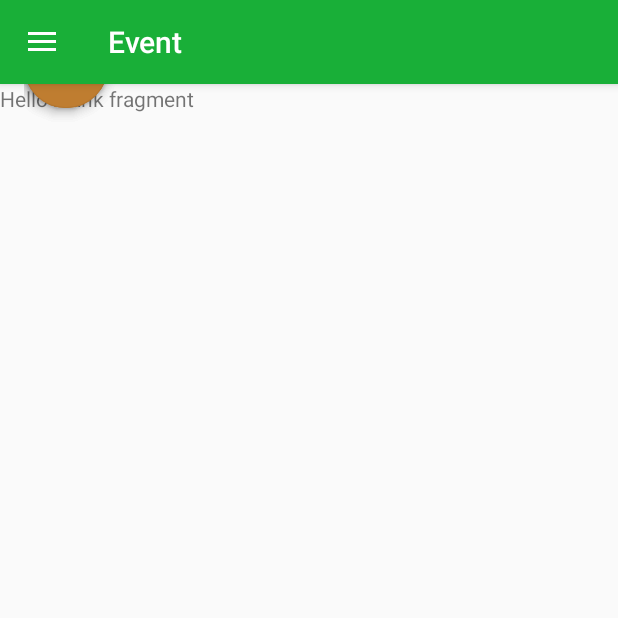
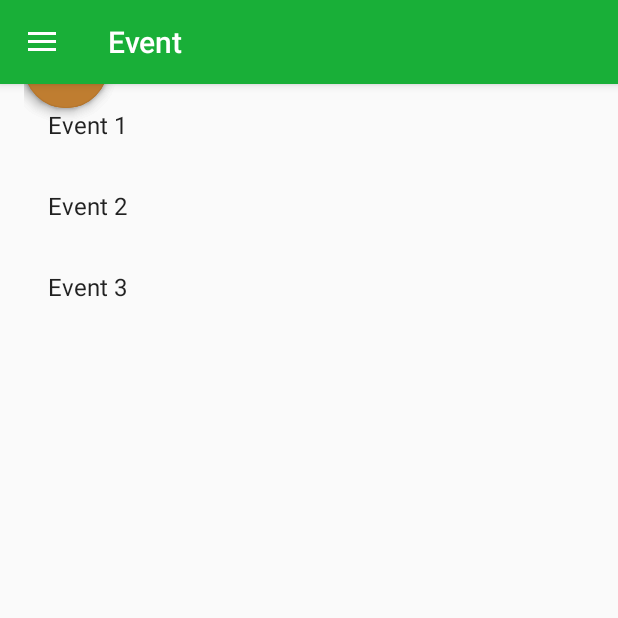
Before and after one commit to ugikmat/Col-LAB, an Android app: the screen it shows after launch once a user with an empty profile is signed in (MainActivity), in the side drawer, after a tap on "My Event", on a phone screen of 412 x 824 dp, the top half of it. Run offline under Robolectric (Android 15) with nearby library versions, the phone set to English and light mode, and no system bars; our stand-ins replace Firebase (no records; nobody signed in at launch, a user with empty details on screens opened directly); libraries missing offline, so code that uses them is left out: com.robertlevonyan.views; plain views replace FloatingActionButton, FloatingLayout; 6 statements that could not run were skipped.

Commit message:
Implement RecyclerView on Event and Agenda Fragment

```diff
--- a/app/src/main/java/id/poros/filkom/col_lab/AgendaFragment.java
+++ b/app/src/main/java/id/poros/filkom/col_lab/AgendaFragment.java
@@ -1,11 +1,21 @@
 package id.poros.filkom.col_lab;
 
 
+import android.content.Context;
 import android.os.Bundle;
 import android.support.v4.app.Fragment;
+import android.support.v7.widget.GridLayoutManager;
+import android.support.v7.widget.LinearLayoutManager;
+import android.support.v7.widget.RecyclerView;
 import android.view.LayoutInflater;
 import android.view.View;
 import android.view.ViewGroup;
+
+import id.poros.filkom.col_lab.adapter.AgendaRecyclerViewAdapter;
+import id.poros.filkom.col_lab.adapter.MyOrgRecyclerViewAdapter;
+import id.poros.filkom.col_lab.inter.OnFragmentInteractionListener;
+import id.poros.filkom.col_lab.model.AgendaContent;
+import id.poros.filkom.col_lab.model.OrganizationContent;
 
 
 /**
@@ -13,6 +23,9 @@ import android.view.ViewGroup;
  */
 public class AgendaFragment extends Fragment {
 
+    private int mColumnCount = 1;
+
+    private OnFragmentInteractionListener mListener;
 
     public AgendaFragment() {
         // Required empty public constructor
@@ -22,8 +35,39 @@ public class AgendaFragment extends Fragment {
     @Override
     public View onCreateView(LayoutInflater inflater, ViewGroup container,
                              Bundle savedInstanceState) {
-        // Inflate the layout for this fragment
-        return inflater.inflate(R.layout.fragment_agenda, container, false);
+        View view = inflater.inflate(R.layout.fragment_agenda, container, false);
+
+        // Set the adapter
+        if (view instanceof RecyclerView) {
+            Context context = view.getContext();
+            RecyclerView recyclerView = (RecyclerView) view;
+            if (mColumnCount <= 1) {
+                recyclerView.setLayoutManager(new LinearLayoutManager(context));
+            } else {
+                recyclerView.setLayoutManager(new GridLayoutManager(context, mColumnCount));
+            }
+            recyclerView.setAdapter(new AgendaRecyclerViewAdapter(AgendaContent.ITEMS, mListener));
+        }
+
+        return view;
+    }
+
+
+    @Override
+    public void onAttach(Context context) {
+        super.onAttach(context);
+        if (context instanceof OnFragmentInteractionListener) {
+            mListener = (OnFragmentInteractionListener) context;
+        } else {
+            throw new RuntimeException(context.toString()
+                    + " must implement OnListFragmentInteractionListener");
+        }
+    }
+
+    @Override
+    public void onDetach() {
+        super.onDetach();
+        mListener = null;
     }
 
 }
--- a/app/src/main/java/id/poros/filkom/col_lab/EventFragment.java
+++ b/app/src/main/java/id/poros/filkom/col_lab/EventFragment.java
@@ -1,13 +1,29 @@
 package id.poros.filkom.col_lab;
 
+import android.content.Context;
 import android.os.Bundle;
 import android.support.v4.app.Fragment;
+import android.support.v7.widget.GridLayoutManager;
+import android.support.v7.widget.LinearLayoutManager;
+import android.support.v7.widget.RecyclerView;
 import android.view.LayoutInflater;
 import android.view.View;
 import android.view.ViewGroup;
 
+import id.poros.filkom.col_lab.adapter.EventRecyclerViewAdapter;
+import id.poros.filkom.col_lab.adapter.MyOrgRecyclerViewAdapter;
+import id.poros.filkom.col_lab.inter.OnFragmentInteractionListener;
+import id.poros.filkom.col_lab.model.EventContent;
+import id.poros.filkom.col_lab.model.OrganizationContent;
+
 
 public class EventFragment extends Fragment {
+
+    // TODO: Customize parameters
+    private int mColumnCount = 1;
+
+    private OnFragmentInteractionListener mListener;
+
 
     public EventFragment() {
         // Required empty public constructor
@@ -21,7 +37,38 @@ public class EventFragment extends Fragment {
     @Override
     public View onCreateView(LayoutInflater inflater, ViewGroup container,
                              Bundle savedInstanceState) {
-        // Inflate the layout for this fragment
-        return inflater.inflate(R.layout.fragment_event, container, false);
+        View view = inflater.inflate(R.layout.fragment_event, container, false);
+
+        // Set the adapter
+        if (view instanceof RecyclerView) {
+            Context context = view.getContext();
+            RecyclerView recyclerView = (RecyclerView) view;
+            if (mColumnCount <= 1) {
+                recyclerView.setLayoutManager(new LinearLayoutManager(context));
+            } else {
+                recyclerView.setLayoutManager(new GridLayoutManager(context, mColumnCount));
+            }
+            recyclerView.setAdapter(new EventRecyclerViewAdapter(EventContent.ITEMS, mListener));
+        }
+
+        return view;
+    }
+
+
+    @Override
+    public void onAttach(Context context) {
+        super.onAttach(context);
+        if (context instanceof OnFragmentInteractionListener) {
+            mListener = (OnFragmentInteractionListener) context;
+        } else {
+            throw new RuntimeException(context.toString()
+                    + " must implement OnListFragmentInteractionListener");
+        }
+    }
+
+    @Override
+    public void onDetach() {
+        super.onDetach();
+        mListener = null;
     }
 }
--- a/app/src/main/java/id/poros/filkom/col_lab/MainActivity.java
+++ b/app/src/main/java/id/poros/filkom/col_lab/MainActivity.java
@@ -19,6 +19,8 @@ import com.google.firebase.auth.FirebaseAuth;
 import com.robertlevonyan.views.customfloatingactionbutton.FloatingLayout;
 
 import id.poros.filkom.col_lab.inter.OnFragmentInteractionListener;
+import id.poros.filkom.col_lab.model.AgendaContent;
+import id.poros.filkom.col_lab.model.EventContent;
 import id.poros.filkom.col_lab.model.OrganizationContent;
 
 public class MainActivity extends AppCompatActivity
@@ -219,4 +221,14 @@ public class MainActivity extends AppCompatActivity
     public void onListFragmentInteraction(OrganizationContent.OrganizationItem item) {
 
     }
+
+    @Override
+    public void onListFragmentInteraction(AgendaContent.AgendaItem item) {
+
+    }
+
+    @Override
+    public void onListFragmentInteraction(EventContent.EventItem item) {
+
+    }
 }
--- a/app/src/main/java/id/poros/filkom/col_lab/OrgFragment.java
+++ b/app/src/main/java/id/poros/filkom/col_lab/OrgFragment.java
@@ -27,7 +27,6 @@ public class OrgFragment extends Fragment {
 
     private OnFragmentInteractionListener mListener;
 
-    public static final String TAG = OrgFragment.class.getSimpleName();
 
     /**
      * Mandatory empty constructor for the fragment manager to instantiate the
--- /dev/null
+++ b/app/src/main/java/id/poros/filkom/col_lab/adapter/AgendaRecyclerViewAdapter.java
@@ -0,0 +1,70 @@
+package id.poros.filkom.col_lab.adapter;
+
+import android.support.v7.widget.RecyclerView;
+import android.view.LayoutInflater;
+import android.view.View;
+import android.view.ViewGroup;
+import android.widget.TextView;
+
+import java.util.List;
+
+import id.poros.filkom.col_lab.R;
+import id.poros.filkom.col_lab.inter.OnFragmentInteractionListener;
+import id.poros.filkom.col_lab.model.AgendaContent.AgendaItem;
+
+public class AgendaRecyclerViewAdapter extends RecyclerView.Adapter<AgendaRecyclerViewAdapter.ViewHolder> {
+
+    private final List<AgendaItem> mValues;
+    private final OnFragmentInteractionListener mListener;
+
+    public AgendaRecyclerViewAdapter(List<AgendaItem> items, OnFragmentInteractionListener listener) {
+        mValues = items;
+        mListener = listener;
+    }
+
+    @Override
+    public ViewHolder onCreateViewHolder(ViewGroup parent, int viewType) {
+        View view = LayoutInflater.from(parent.getContext())
+                .inflate(R.layout.fragment_org, parent, false);
+        return new ViewHolder(view);
+    }
+
+    @Override
+    public void onBindViewHolder(final ViewHolder holder, int position) {
+        holder.mItem = mValues.get(position);
+        holder.mName.setText(mValues.get(position).name);
+
+        holder.mView.setOnClickListener(new View.OnClickListener() {
+            @Override
+            public void onClick(View v) {
+                if (null != mListener) {
+                    // Notify the active callbacks interface (the activity, if the
+                    // fragment is attached to one) that an item has been selected.
+                    mListener.onListFragmentInteraction(holder.mItem);
+                }
+            }
+        });
+    }
+
+    @Override
+    public int getItemCount() {
+        return mValues.size();
+    }
+
+    public class ViewHolder extends RecyclerView.ViewHolder {
+        public final View mView;
+        public final TextView mName;
+        public AgendaItem mItem;
+
+        public ViewHolder(View view) {
+            super(view);
+            mView = view;
+            mName = view.findViewById(R.id.name);
+        }
+
+        @Override
+        public String toString() {
+            return super.toString() + " '" + mName.getText() + "'";
+        }
+    }
+}
--- /dev/null
+++ b/app/src/main/java/id/poros/filkom/col_lab/adapter/EventRecyclerViewAdapter.java
@@ -0,0 +1,70 @@
+package id.poros.filkom.col_lab.adapter;
+
+import android.support.v7.widget.RecyclerView;
+import android.view.LayoutInflater;
+import android.view.View;
+import android.view.ViewGroup;
+import android.widget.TextView;
+
+import java.util.List;
+
+import id.poros.filkom.col_lab.R;
+import id.poros.filkom.col_lab.inter.OnFragmentInteractionListener;
+import id.poros.filkom.col_lab.model.EventContent.EventItem;
+
+public class EventRecyclerViewAdapter extends RecyclerView.Adapter<EventRecyclerViewAdapter.ViewHolder> {
+
+    private final List<EventItem> mValues;
+    private final OnFragmentInteractionListener mListener;
+
+    public EventRecyclerViewAdapter(List<EventItem> items, OnFragmentInteractionListener listener) {
+        mValues = items;
+        mListener = listener;
+    }
+
+    @Override
+    public ViewHolder onCreateViewHolder(ViewGroup parent, int viewType) {
+        View view = LayoutInflater.from(parent.getContext())
+                .inflate(R.layout.fragment_org, parent, false);
+        return new ViewHolder(view);
+    }
+
+    @Override
+    public void onBindViewHolder(final ViewHolder holder, int position) {
+        holder.mItem = mValues.get(position);
+        holder.mName.setText(mValues.get(position).name);
+
+        holder.mView.setOnClickListener(new View.OnClickListener() {
+            @Override
+            public void onClick(View v) {
+                if (null != mListener) {
+                    // Notify the active callbacks interface (the activity, if the
+                    // fragment is attached to one) that an item has been selected.
+                    mListener.onListFragmentInteraction(holder.mItem);
+                }
+            }
+        });
+    }
+
+    @Override
+    public int getItemCount() {
+        return mValues.size();
+    }
+
+    public class ViewHolder extends RecyclerView.ViewHolder {
+        public final View mView;
+        public final TextView mName;
+        public EventItem mItem;
+
+        public ViewHolder(View view) {
+            super(view);
+            mView = view;
+            mName = view.findViewById(R.id.name);
+        }
+
+        @Override
+        public String toString() {
+            return super.toString() + " '" + mName.getText() + "'";
+        }
+    }
+}
--- a/app/src/main/java/id/poros/filkom/col_lab/inter/OnFragmentInteractionListener.java
+++ b/app/src/main/java/id/poros/filkom/col_lab/inter/OnFragmentInteractionListener.java
@@ -1,7 +1,11 @@
 package id.poros.filkom.col_lab.inter;
 
+import id.poros.filkom.col_lab.model.AgendaContent;
+import id.poros.filkom.col_lab.model.EventContent;
 import id.poros.filkom.col_lab.model.OrganizationContent;
 
 public interface OnFragmentInteractionListener {
     void onListFragmentInteraction(OrganizationContent.OrganizationItem item);
+    void onListFragmentInteraction(AgendaContent.AgendaItem item);
+    void onListFragmentInteraction(EventContent.EventItem item);
 }
--- /dev/null
+++ b/app/src/main/java/id/poros/filkom/col_lab/model/EventContent.java
@@ -0,0 +1,57 @@
+package id.poros.filkom.col_lab.model;
+
+import java.util.ArrayList;
+import java.util.HashMap;
+import java.util.List;
+import java.util.Map;
+
+public class EventContent {
+
+    public static final List<EventItem> ITEMS = new ArrayList<EventItem>();
+
+    public static final Map<String, EventItem> ITEM_MAP = new HashMap<String, EventItem>();
+
+    public static class EventItem {
+        public final String id;
+        public final String name;
+        public final String details;
+
+        public EventItem(String id, String name, String details) {
+            this.id = id;
+            this.name = name;
+            this.details = details;
+        }
+
+        @Override
+        public String toString() {
+            return name;
+        }
+    }
+
+    //TODO: Remove Later
+    private static final int COUNT = 3;
+
+    static {
+        for (int i = 1; i <= COUNT; i++) {
+            addItem(createEventItem(i));
+        }
+    }
+
+    private static void addItem(EventItem item) {
+        ITEMS.add(item);
+        ITEM_MAP.put(item.id, item);
+    }
+
+    private static EventItem createEventItem(int position) {
+        return new EventItem(String.valueOf(position), "Event " + position, makeDetails(position));
+    }
+
+    private static String makeDetails(int position) {
+        StringBuilder builder = new StringBuilder();
+        builder.append("Details about Item: ").append(position);
+        for (int i = 0; i < position; i++) {
+            builder.append("\nMore details information here.");
+        }
+        return builder.toString();
+    }
+}
--- a/app/src/main/res/layout/fragment_event.xml
+++ b/app/src/main/res/layout/fragment_event.xml
@@ -1,14 +1,13 @@
 <?xml version="1.0" encoding="utf-8"?>
-<FrameLayout xmlns:android="http://schemas.android.com/apk/res/android"
+<android.support.v7.widget.RecyclerView xmlns:android="http://schemas.android.com/apk/res/android"
+    xmlns:app="http://schemas.android.com/apk/res-auto"
     xmlns:tools="http://schemas.android.com/tools"
+    android:id="@+id/list"
+    android:name="id.poros.filkom.col_lab.EventFragment"
     android:layout_width="match_parent"
     android:layout_height="match_parent"
-    tools:context=".EventFragment">
-
-    <!-- TODO: Update blank fragment layout -->
-    <TextView
-        android:layout_width="match_parent"
-        android:layout_height="match_parent"
-        android:text="@string/hello_blank_fragment" />
-
-</FrameLayout>
+    android:layout_marginLeft="16dp"
+    android:layout_marginRight="16dp"
+    app:layoutManager="LinearLayoutManager"
+    tools:context=".EventFragment"
+    tools:listitem="@layout/fragment_org"/>
--- a/app/src/main/res/layout/fragment_org.xml
+++ b/app/src/main/res/layout/fragment_org.xml
@@ -9,5 +9,5 @@
         android:layout_width="wrap_content"
         android:layout_height="wrap_content"
         android:layout_margin="@dimen/text_margin"
-        android:textAppearance="?attr/textAppearanceListItem" />
+        android:textAppearance="?attr/textAppearanceListItem"/>
 </LinearLayout>
```
Also changed, not shown: app/src/main/java/id/poros/filkom/col_lab/model/AgendaContent.java (added, +57 -0 lines), app/src/main/res/layout/fragment_agenda.xml (+9 -10 lines).
